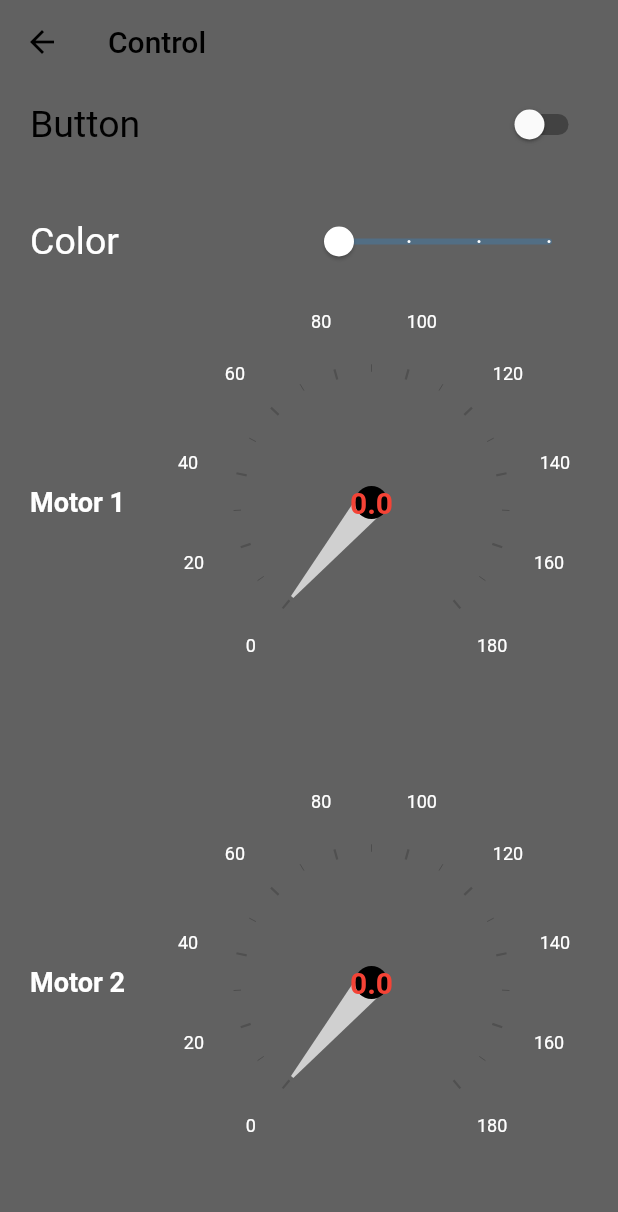
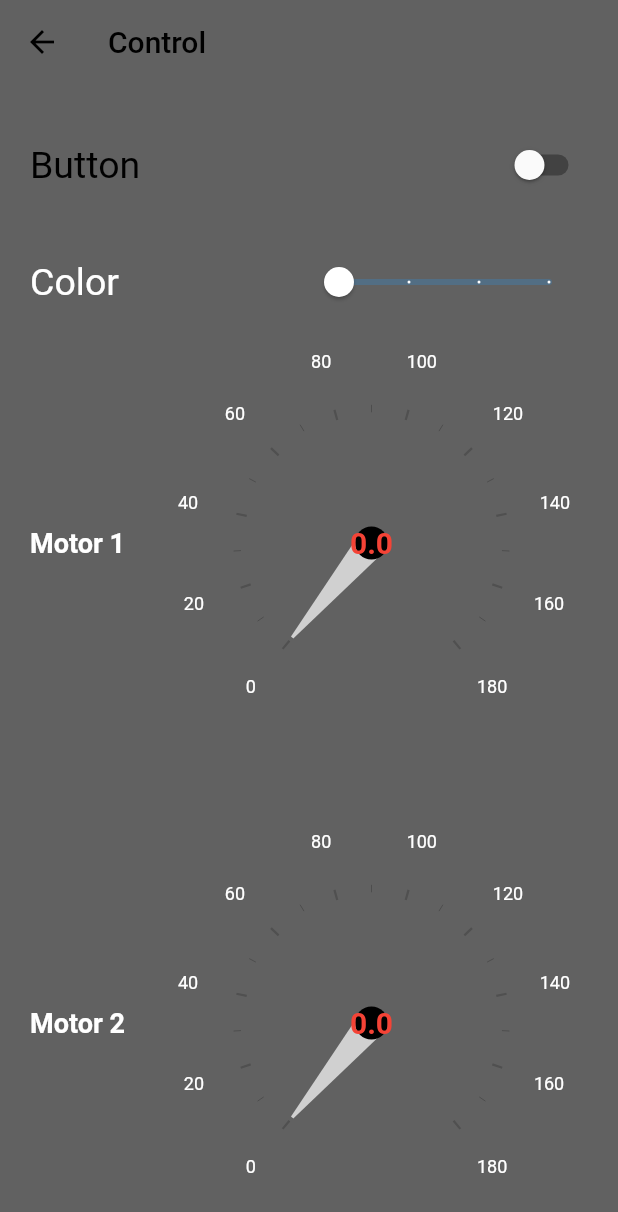
Before and after one commit to Nizatreasure/home_automation, a Flutter app: the screen it shows after launch, in the side drawer, after a tap on "Control", on a phone screen of 412 x 824 dp. Shown: the top 1212 px of the screen. Run offline on Flutter 3.47's test engine with Material 2 defaults, Android fonts, the phone set to English and light mode, and no system bars; drawn by our look-alikes of syncfusion_flutter_gauges; our stand-ins replace carousel_slider, flutter_blue, flutter_bluetooth_serial, fluttertoast.

Commit message:
updated UI

```diff
--- a/lib/control.dart
+++ b/lib/control.dart
@@ -126,7 +126,7 @@ class _ControlState extends State<Control> {
       ),
       body: SafeArea(
         child: Padding(
-          padding: const EdgeInsets.symmetric(horizontal: 20, vertical: 3),
+          padding: const EdgeInsets.symmetric(horizontal: 20, vertical: 30),
           child: ListView(
             children: [
               Row(
```
